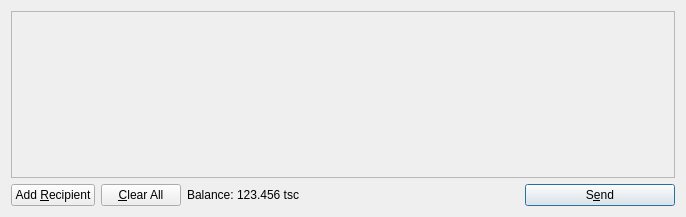
yodacoin/test, file src/qt/forms/sendcoinsdialog.ui: the form before one commit.
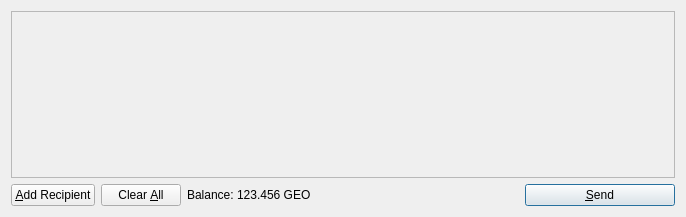
The form after the commit. Icons and pictures are not drawn.

Patch:
```diff
--- a/src/qt/forms/sendcoinsdialog.ui
+++ b/src/qt/forms/sendcoinsdialog.ui
@@ -64,7 +64,7 @@
         <string>Send to multiple recipients at once</string>
        </property>
        <property name="text">
-        <string>Add &amp;Recipient</string>
+        <string>&amp;Add Recipient</string>
        </property>
        <property name="icon">
         <iconset resource="../testcoin.qrc">
@@ -87,7 +87,7 @@
         <string>Remove all transaction fields</string>
        </property>
        <property name="text">
-        <string>&amp;Clear All</string>
+        <string>Clear &amp;All</string>
        </property>
        <property name="icon">
         <iconset resource="../testcoin.qrc">
@@ -119,7 +119,7 @@
           <cursorShape>IBeamCursor</cursorShape>
          </property>
          <property name="text">
-          <string>123.456 tsc</string>
+          <string>123.456 GEO</string>
          </property>
          <property name="textInteractionFlags">
           <set>Qt::LinksAccessibleByMouse|Qt::TextSelectableByKeyboard|Qt::TextSelectableByMouse</set>
@@ -153,7 +153,7 @@
         <string>Confirm the send action</string>
        </property>
        <property name="text">
-        <string>S&amp;end</string>
+        <string>&amp;Send</string>
        </property>
        <property name="icon">
         <iconset resource="../testcoin.qrc">
```
Left out of the diff: 8 changed lines with no effect on the pictures.
